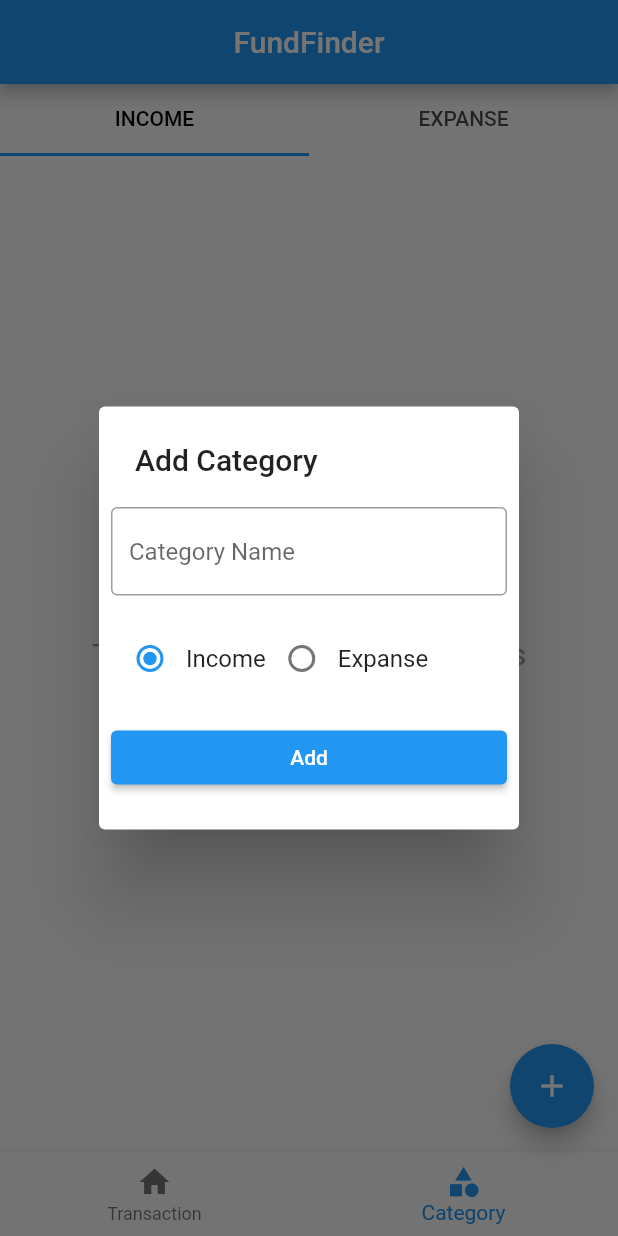
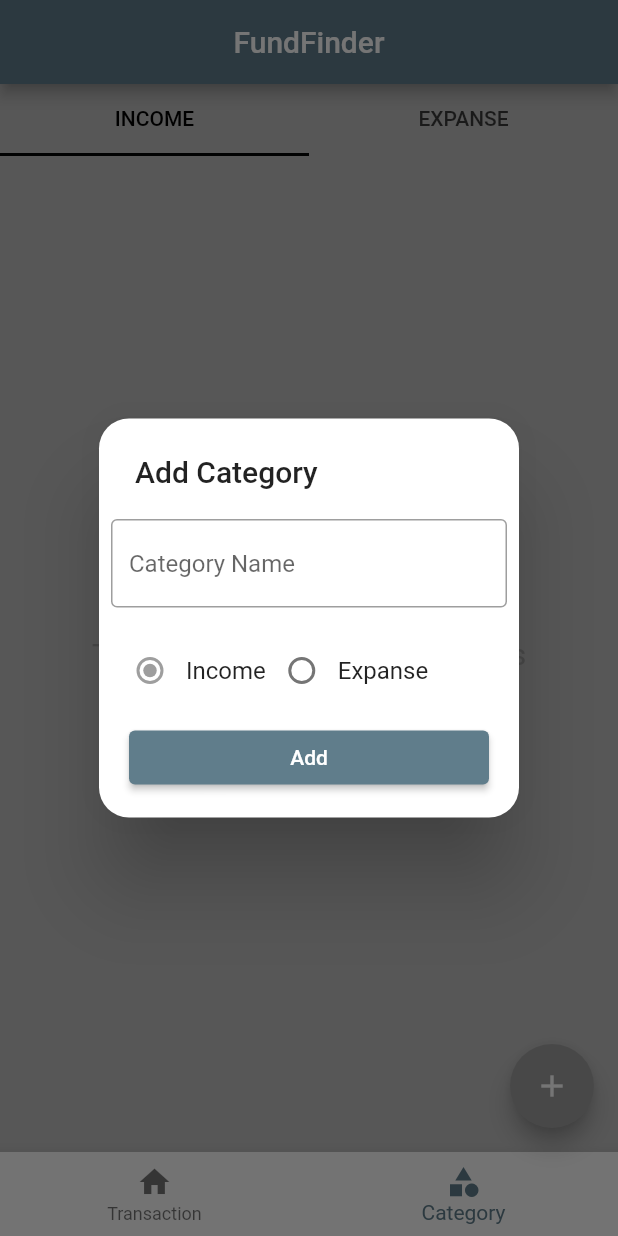
Before and after one commit to anilantony49/money-manager_FundFinder, a Flutter app: the screen it shows after launch, item 2 of the bottom bar chosen, after a tap on the "add" icon, on a phone screen of 412 x 824 dp. Run offline on Flutter 3.47's test engine with Material 2 defaults, Android fonts, the phone set to English and light mode, and no system bars; our stand-ins replace flutter_slidable, hive_flutter; accounts and stored records are empty.

Commit message:
background color updated

```diff
--- a/lib/db/category_db.dart
+++ b/lib/db/category_db.dart
@@ -1,4 +1,3 @@
-import 'package:flutter/foundation.dart';
 import 'package:flutter/material.dart';
 import 'package:flutter_application_1/models/category_models.dart';
 import 'package:hive_flutter/adapters.dart';
--- a/lib/db/transaction_db.dart
+++ b/lib/db/transaction_db.dart
@@ -61,6 +61,6 @@ class TransactionDb implements TransactionDbfunctions {
     final _transactionDB =
         await Hive.openBox<transactionModels>(_TRANSACTION_DB_NAME);
     await _transactionDB.put(transactionId, value);
-     refresh();
+    refresh();
   }
 }
--- a/lib/homescreen.dart
+++ b/lib/homescreen.dart
@@ -1,12 +1,7 @@
 import 'package:flutter/material.dart';
 import 'package:flutter_application_1/screens/category/catagory.dart';
 import 'package:flutter_application_1/screens/category/category_show_popup.dart';
-import 'package:flutter_application_1/screens/transaction/transaction_show_textfield.dart';
 import 'package:flutter_application_1/screens/transaction/transcation.dart';
-
-import 'db/category_db.dart';
-
-import 'models/category_models.dart';
 
 class ScreenHome extends StatelessWidget {
   ValueNotifier<int> bottomNavigation = ValueNotifier(0);
@@ -15,16 +10,16 @@ class ScreenHome extends StatelessWidget {
   ScreenHome({Key? key}) : super(key: key);
 
   final _pages = [
-    ScreenTransaction(),
+    const ScreenTransaction(),
     const ScreenCatagory(),
   ];
 
   @override
   Widget build(BuildContext context) {
     return Scaffold(
-        backgroundColor: Colors.grey[200],
+         backgroundColor: Colors.grey[400],
         appBar: AppBar(
-          backgroundColor: Colors.blue,
+          // backgroundColor: Colors.blue,
           title: const Text('FundFinder'),
           centerTitle: true,
         ),
@@ -50,9 +45,7 @@ class ScreenHome extends StatelessWidget {
                 return _pages[index];
               },
               valueListenable: bottomNavigation),
-
         ),
-
         floatingActionButton: FloatingActionButton(
           onPressed: () {
             if (bottomNavigation.value == 0) {
@@ -62,15 +55,7 @@ class ScreenHome extends StatelessWidget {
             } else {
               ShowCategoryAddPopUp(context);
               print("add category");
-              // final _value = CategoryModels(
-              //     id: DateTime.now().millisecondsSinceEpoch.toString(),
-              //     name: 'travel',
-              //     type: CategoryType.expense);
-              // CategoryDb().insertCategory(_value);
-
-              //  print(_value);
             }
-            ;
           },
           child: const Center(
             child: Icon(Icons.add),
--- a/lib/main.dart
+++ b/lib/main.dart
@@ -26,20 +26,42 @@ void main() async {
 class MyApp extends StatelessWidget {
   const MyApp({Key? key}) : super(key: key);
 
-
   @override
   Widget build(BuildContext context) {
     return MaterialApp(
       debugShowCheckedModeBanner: false,
       title: 'Flutter Demo',
       theme: ThemeData(
-
-        primarySwatch: Colors.blue,
+        colorScheme: Theme.of(context).colorScheme.copyWith(
+              primary: Colors.blueGrey,
+              secondary: Colors.grey,
+              // surfaceVariant: Colors.amber
+              // surface: Colors.deepOrange
+              // onSecondary: Colors.cyan
+              // onPrimary: Colors.lime,
+              // brightness:  Brightness.dark
+              // background: Colors.lime
+              // secondaryContainer: Colors.amber
+            ),
       ),
+      // theme: ThemeData(
+      //     primarySwatch: Colors.blue,
+      //     colorScheme: ColorScheme(
+      //         brightness: Brightness.light,
+      //         primary: Colors.blue,
+      //         onPrimary: Colors.white,
+      //         secondary:  Colors.deepPurple,
+      //         onSecondary: Colors.white,
+      //         error:  Colors.red,
+      //         onError:  Colors.white,
+      //         background: Colors.grey,
+      //         onBackground:Colors.black,
+      //         surface: Colors.white,
+      //         onSurface: Colors.black,)),
       home: ScreenHome(),
       // initialRoute: 'first',
       routes: {
-        'first': (context) =>  const TransactionTextField(),
+        'first': (context) => const TransactionTextField(),
       },
     );
   }
--- a/lib/screens/category/catagory.dart
+++ b/lib/screens/category/catagory.dart
@@ -27,6 +27,7 @@ class _ScreenCatagoryState extends State<ScreenCatagory>
   @override
   Widget build(BuildContext context) {
     return Scaffold(
+       backgroundColor: Colors.grey[400],
       body: Column(
         children: [
           TabBar(
@@ -39,7 +40,7 @@ class _ScreenCatagoryState extends State<ScreenCatagory>
               )
             ],
             controller: _tabController,
-            indicatorColor: Colors.blue,
+            indicatorColor: const Color.fromARGB(255, 3, 4, 5),
             labelColor: Colors.black,
           ),
 
--- a/lib/screens/category/category_show_popup.dart
+++ b/lib/screens/category/category_show_popup.dart
@@ -7,9 +7,13 @@ ValueNotifier<CategoryType> SelectedCategoryType =
     ValueNotifier(CategoryType.income);
 Future<void> ShowCategoryAddPopUp(context) async {
   showDialog(
+
       context: (context),
       builder: (ctx) {
         return SimpleDialog(
+          shape: const RoundedRectangleBorder(
+            borderRadius: BorderRadius.all(Radius.circular(20.0))
+          ),
           title: const Text('Add Category'),
           children: [
             Padding(
@@ -29,7 +33,7 @@ Future<void> ShowCategoryAddPopUp(context) async {
                   ],
                 )),
             Padding(
-                padding: const EdgeInsets.all(8.0),
+                padding: const EdgeInsets.symmetric(horizontal: 20),
                 child: ElevatedButton(
                     onPressed: () {
                       final _name = textcontroller.text;
```
Also changed, not shown: lib/models/category_models.dart (+15 -13 lines), lib/models/transaction_models.dart (+9 -12 lines), lib/screens/category/expanse.dart (+9 -8 lines), lib/screens/category/income.dart (+10 -7 lines), lib/screens/transaction/transcation.dart (+23 -29 lines). Lines whose indentation alone changed are shown as unchanged.
